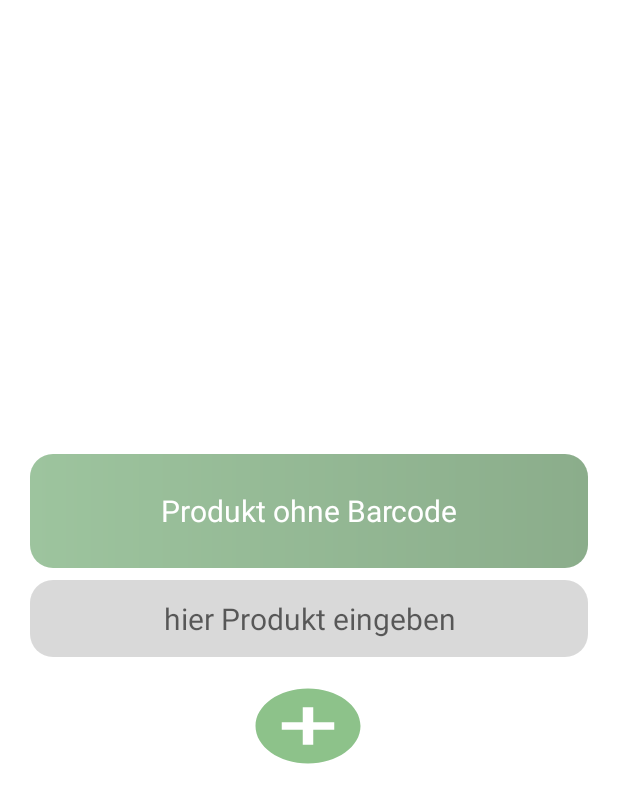
After one commit to kathkirch/speisekammerApp, an Android app: the layout no_barcode_popup.xml on its own in the app's theme, with its tools: preview values and no code run, on a phone screen of 412 x 824 dp. The commit adds this screen. Shown: the top 803 px of the screen. Run offline under Robolectric (Android 15) with nearby library versions, the phone set to English and light mode, and no system bars.

Commit message:
method to add product without scanned barcode, still TODO update knowen products without barcode

```diff
--- a/app/src/main/java/com/example/myapplication/HelperClass.java
+++ b/app/src/main/java/com/example/myapplication/HelperClass.java
@@ -37,7 +37,7 @@ public class HelperClass {
     ProductAdapter productAdapter;
     ShoppingListAdapter shoppingListAdapter;
     ProductAdapter foundProductsAdapter;
-    private boolean productFound = true;
+    private boolean productFound;
 
     public void putInIntent (Produkt produkt, Intent intent) {
         intent.putExtra(PRODUKTNAME, produkt.getProductName());
@@ -88,6 +88,7 @@ public class HelperClass {
     }
 
     public ProductAdapter searchForProducts (String searchItem, String location, Context con) {
+
         final DatabaseReference myRef = FirebaseDatabase.getInstance().getReference("products");
         DatabaseReference locationNode = myRef.child(location);
 
@@ -112,7 +113,6 @@ public class HelperClass {
                     Toast.makeText(con, "Produkt nicht gefunden", Toast.LENGTH_LONG).show();
                     productFound = false;
                 }
-
             }
 
             @Override
--- a/app/src/main/java/com/example/myapplication/ProductAdapter.java
+++ b/app/src/main/java/com/example/myapplication/ProductAdapter.java
@@ -12,6 +12,7 @@ import android.widget.Toast;
 
 import androidx.annotation.NonNull;
 import androidx.recyclerview.widget.RecyclerView;
+import androidx.recyclerview.widget.SortedList;
 
 import com.firebase.ui.database.FirebaseRecyclerOptions;
 import com.google.android.gms.tasks.OnSuccessListener;
@@ -22,6 +23,7 @@ import com.google.firebase.database.DatabaseReference;
 import com.google.firebase.database.FirebaseDatabase;
 
 import java.util.ArrayList;
+import java.util.Comparator;
 import java.util.HashMap;
 import java.util.List;
 
@@ -33,8 +35,6 @@ public class ProductAdapter extends FirebaseRecyclerAdapter <Produkt, ProductAda
 
     final HelperClass hp = new HelperClass();
     final FirebaseDatabase database = FirebaseDatabase.getInstance();
-
-
 
     final DatabaseReference shoppingListNode = database.getReference("shoppinglist");
 
@@ -128,4 +128,5 @@ public class ProductAdapter extends FirebaseRecyclerAdapter <Produkt, ProductAda
         this.listener = listener;
 
     }
+
 }
--- /dev/null
+++ b/app/src/main/res/layout/no_barcode_popup.xml
@@ -0,0 +1,70 @@
+<?xml version="1.0" encoding="utf-8"?>
+<androidx.constraintlayout.widget.ConstraintLayout
+    xmlns:android="http://schemas.android.com/apk/res/android"
+    xmlns:app="http://schemas.android.com/apk/res-auto"
+    xmlns:tools="http://schemas.android.com/tools"
+    android:layout_width="match_parent"
+    android:layout_height="match_parent"
+    android:backgroundTint="@color/white_opacy"
+    >
+
+
+<!--    xmlns:android="http://schemas.android.com/apk/res/android" -->
+<!--    android:layout_width="match_parent"-->
+<!--    android:layout_height="match_parent">-->
+
+
+        <TextView
+            android:id="@+id/popUpNoBarcodeTextView"
+            android:layout_width="match_parent"
+            android:layout_height="76dp"
+            android:layout_marginStart="20dp"
+            android:layout_marginTop="10dp"
+            android:layout_marginEnd="20dp"
+            android:layout_marginBottom="5dp"
+            android:gravity="center"
+            android:background="@drawable/title_style"
+            android:padding="12dp"
+            android:text="@string/no_barcodeproduct_input"
+            android:textColor="@color/white"
+            android:textSize="20sp"
+            app:layout_constraintBottom_toTopOf="@+id/popUpNoBarcodeInput_editText"
+            app:layout_constraintEnd_toEndOf="parent"
+            app:layout_constraintStart_toStartOf="parent"
+            app:layout_constraintTop_toTopOf="parent"
+            app:layout_constraintVertical_bias="0.99" />
+
+        <EditText
+            android:id="@+id/popUpNoBarcodeInput_editText"
+            android:layout_width="match_parent"
+            android:layout_height="wrap_content"
+            android:background="@drawable/edittext"
+            android:layout_marginStart="20dp"
+            android:layout_marginEnd="20dp"
+            android:gravity="center"
+            android:hint="@string/hier_produkt_eingeben"
+            android:padding="12dp"
+            android:textColor="@color/black"
+            android:textSize="20sp"
+            app:layout_constraintBottom_toBottomOf="parent"
+            app:layout_constraintEnd_toEndOf="parent"
+            app:layout_constraintStart_toStartOf="parent"
+            app:layout_constraintTop_toTopOf="parent"
+            android:inputType="text"
+            android:autofillHints="@string/hier_produkt_eingeben">
+        </EditText>
+
+        <androidx.appcompat.widget.AppCompatButton
+            android:id="@+id/button_noBarcode"
+            android:layout_width="84dp"
+            android:layout_height="60dp"
+            android:background="@drawable/add_item"
+            app:layout_constraintBottom_toBottomOf="parent"
+            app:layout_constraintEnd_toEndOf="parent"
+            app:layout_constraintHorizontal_bias="0.498"
+            app:layout_constraintStart_toStartOf="parent"
+            app:layout_constraintTop_toBottomOf="@+id/popUpNoBarcodeInput_editText"
+            app:layout_constraintVertical_bias="0.05" />
+
+
+</androidx.constraintlayout.widget.ConstraintLayout>
--- a/app/src/main/res/values/strings.xml
+++ b/app/src/main/res/values/strings.xml
@@ -42,5 +42,6 @@
     <string name="produkt_der_einkaufsliste_hinzufuegen">Produkt der Einkaufsliste hinzufügen</string>
     <string name="barcode_text">Barcode Text</string>
     <string name="kein_barcode">Kein Barcode</string>
+    <string name="no_barcodeproduct_input">Produkt ohne Barcode</string>
 
 </resources>
```
Also changed, not shown: app/src/main/java/com/example/myapplication/BarcodeScanner.java (+62 -13 lines), app/src/main/java/com/example/myapplication/IntoDatabase.java (+43 -10 lines), app/src/main/java/com/example/myapplication/ProductTable.java (+48 -34 lines), app/src/main/res/layout/activity_product_table.xml (+17 -9 lines).
